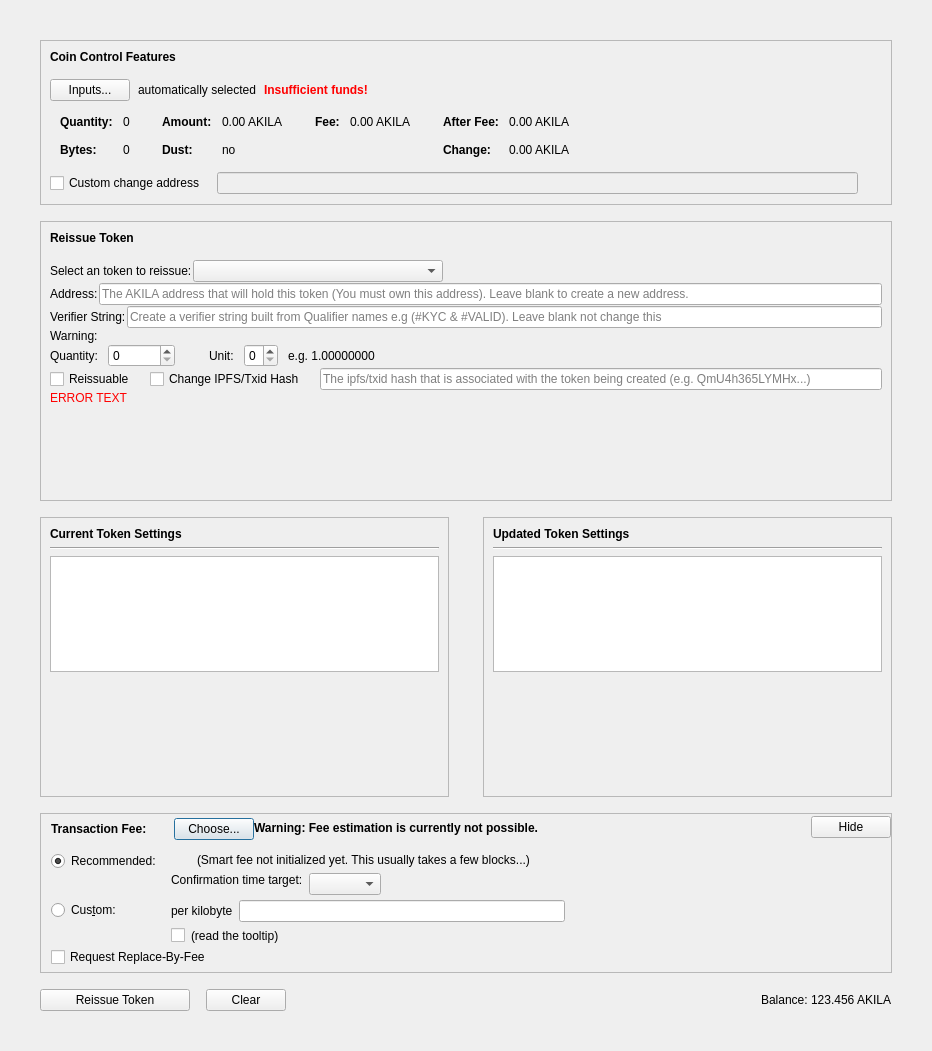
PaladeumBlockchain/Paladeum, file src/qt/forms/reissuetokendialog.ui: the form before one commit.
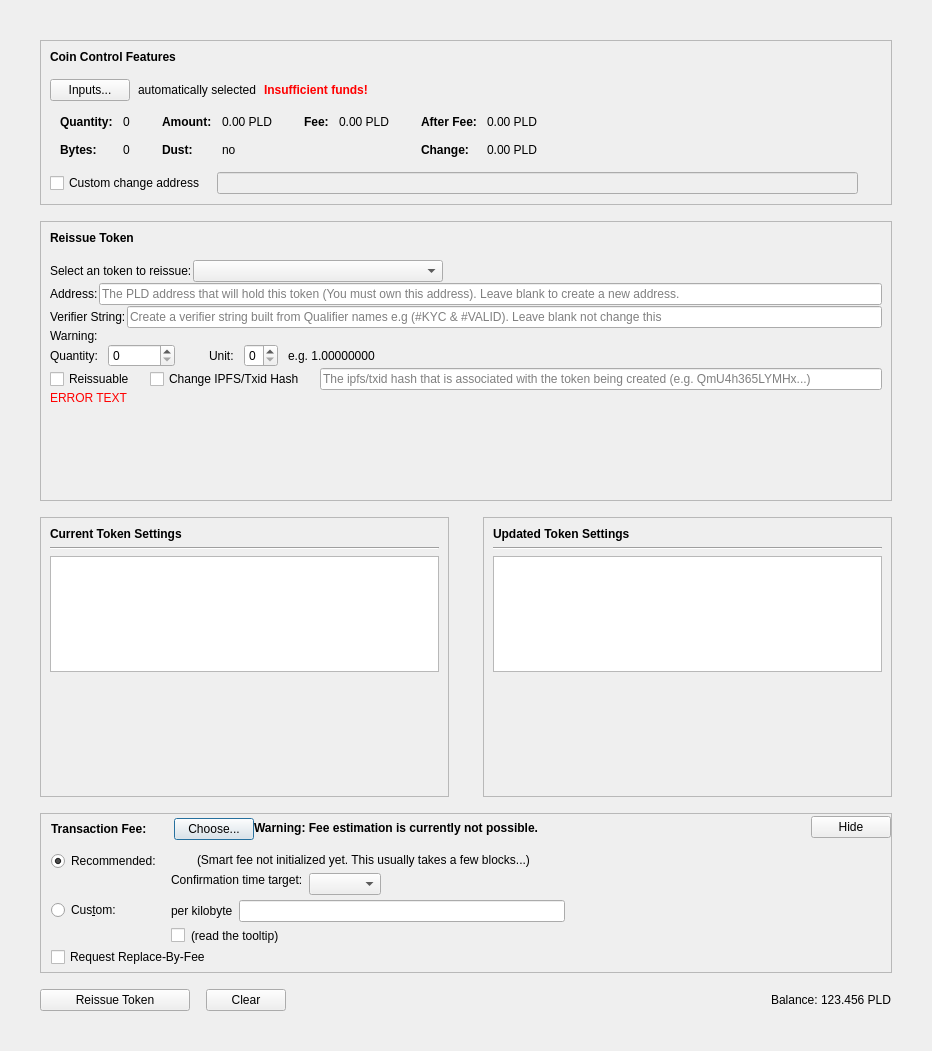
The form after the commit. Custom widgets are drawn as their Qt base class.

Commit message: Rename Akila -> Paladeum

Diff of the .ui file:
```diff
--- a/src/qt/forms/reissuetokendialog.ui
+++ b/src/qt/forms/reissuetokendialog.ui
@@ -332,7 +332,7 @@
                     <enum>Qt::ActionsContextMenu</enum>
                    </property>
                    <property name="text">
-                    <string notr="true">0.00 AKILA</string>
+                    <string notr="true">0.00 PLD</string>
                    </property>
                    <property name="textInteractionFlags">
                     <set>Qt::LinksAccessibleByMouse|Qt::TextSelectableByKeyboard|Qt::TextSelectableByMouse</set>
@@ -412,7 +412,7 @@
                     <enum>Qt::ActionsContextMenu</enum>
                    </property>
                    <property name="text">
-                    <string notr="true">0.00 AKILA</string>
+                    <string notr="true">0.00 PLD</string>
                    </property>
                    <property name="textInteractionFlags">
                     <set>Qt::LinksAccessibleByMouse|Qt::TextSelectableByKeyboard|Qt::TextSelectableByMouse</set>
@@ -463,7 +463,7 @@
                     <enum>Qt::ActionsContextMenu</enum>
                    </property>
                    <property name="text">
-                    <string notr="true">0.00 AKILA</string>
+                    <string notr="true">0.00 PLD</string>
                    </property>
                    <property name="textInteractionFlags">
                     <set>Qt::LinksAccessibleByMouse|Qt::TextSelectableByKeyboard|Qt::TextSelectableByMouse</set>
@@ -492,7 +492,7 @@
                     <enum>Qt::ActionsContextMenu</enum>
                    </property>
                    <property name="text">
-                    <string notr="true">0.00 AKILA</string>
+                    <string notr="true">0.00 PLD</string>
                    </property>
                    <property name="textInteractionFlags">
                     <set>Qt::LinksAccessibleByMouse|Qt::TextSelectableByKeyboard|Qt::TextSelectableByMouse</set>
@@ -723,7 +723,7 @@
                <string/>
               </property>
               <property name="placeholderText">
-               <string>The AKILA address that will hold this token (You must own this address). Leave blank to create a new address.</string>
+               <string>The PLD address that will hold this token (You must own this address). Leave blank to create a new address.</string>
               </property>
              </widget>
             </item>
@@ -1641,7 +1641,7 @@
          <item>
           <widget class="QLabel" name="labelBalance">
            <property name="text">
-            <string>123.456 AKILA</string>
+            <string>123.456 PLD</string>
            </property>
           </widget>
          </item>
```
Left out of the diff: 10 changed lines with no effect on the pictures. The commit also changes 1091 other files.
